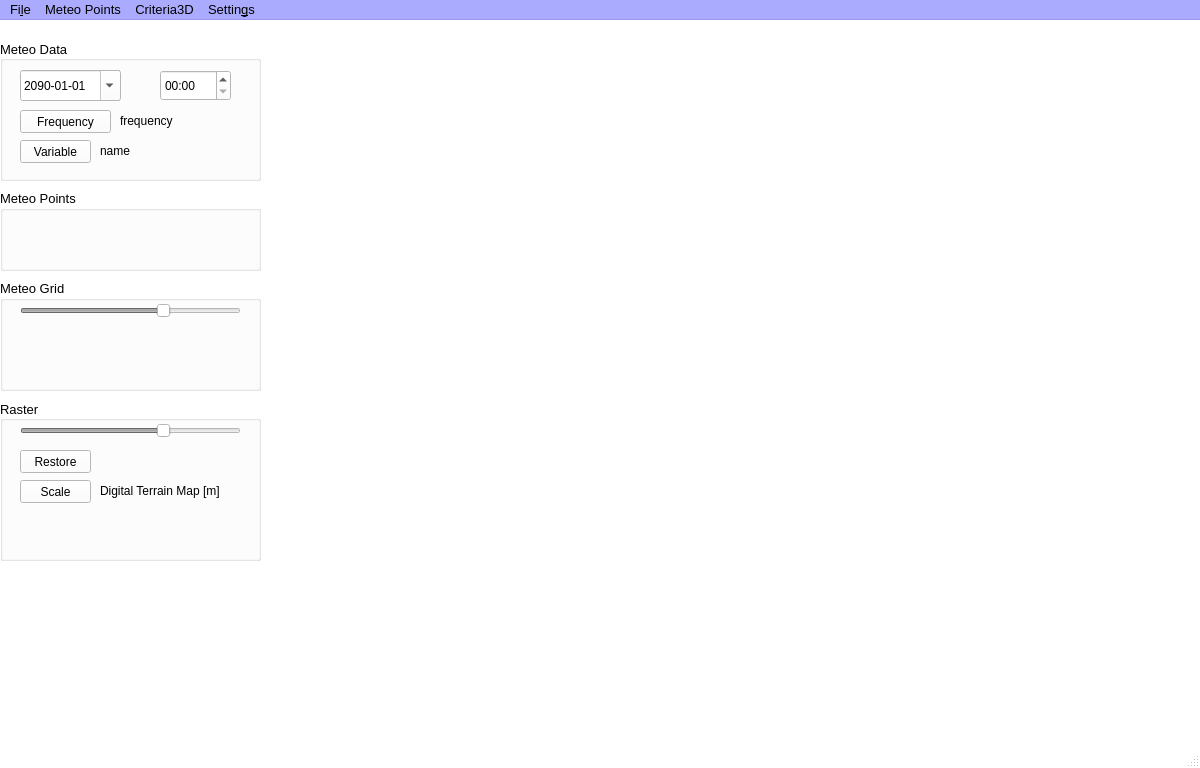
Before: the Qt Designer form CRITERIA3D/mainwindow.ui in gaowudao/CRITERIA3D, drawn with Qt 5.
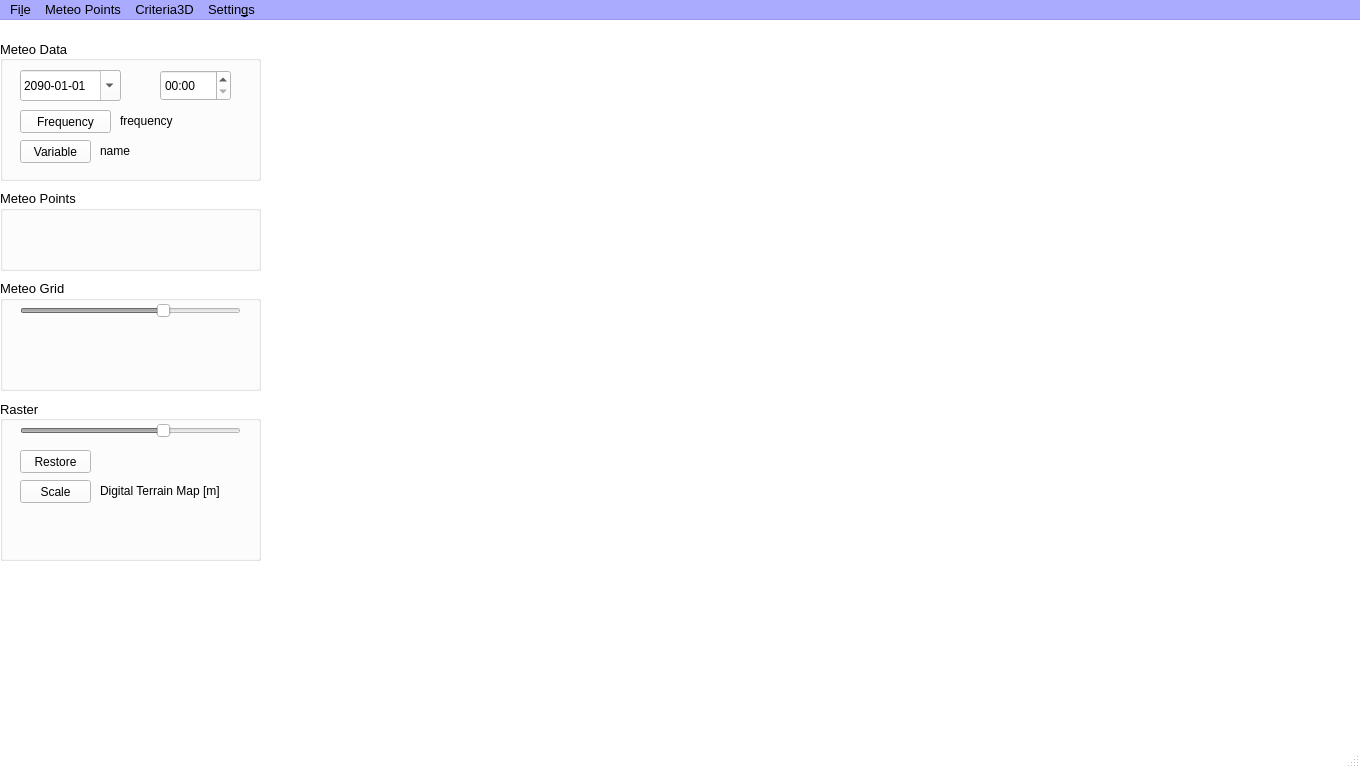
After: the same form once the commit is applied.

Commit message: mainwindow size

```diff
--- a/CRITERIA3D/mainwindow.ui
+++ b/CRITERIA3D/mainwindow.ui
@@ -6,7 +6,7 @@
    <rect>
     <x>0</x>
     <y>0</y>
-    <width>1200</width>
+    <width>1360</width>
     <height>768</height>
    </rect>
   </property>
@@ -1949,7 +1949,7 @@
     <rect>
      <x>0</x>
      <y>0</y>
-     <width>1200</width>
+     <width>1360</width>
      <height>21</height>
     </rect>
    </property>
```
